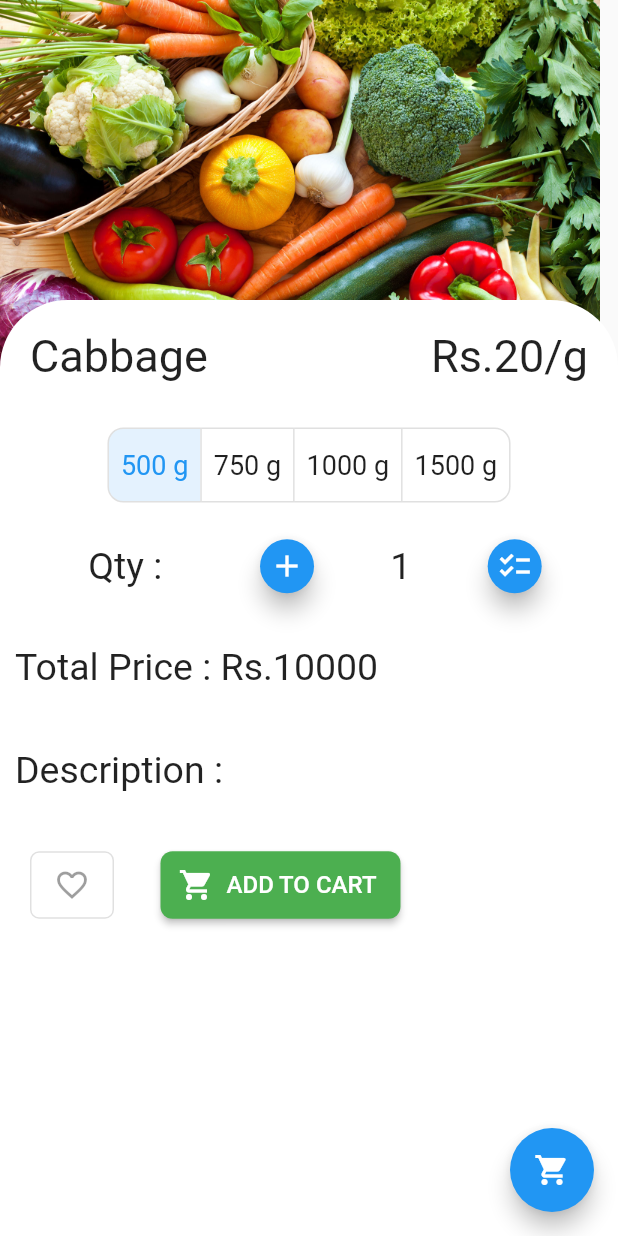
After one commit to Doffil/timepass_working, a Flutter app: the DetailsPage screen opened directly, on a phone screen of 412 x 824 dp. The commit adds this screen. Run offline on Flutter 3.47's test engine with Material 2 defaults, Android fonts, the phone set to English and light mode, and no system bars; drawn by our look-alikes of carousel_pro; our stand-ins replace firebase_auth, firebase_core, floating_bottom_navigation_bar, flutter_mobx, geolocator, mobx; missing offline and left inert: animated_splash, numeric_keyboard; accounts and stored records are empty; generated files the repository leaves out were written again; network calls fail; statements that could not run were skipped.

Commit message:
done with details page

```diff
--- /dev/null
+++ b/timepass/lib/pages/DetailsPage.dart
@@ -0,0 +1,305 @@
+import 'package:carousel_pro/carousel_pro.dart';
+import 'package:flutter/material.dart';
+import 'package:flutter/rendering.dart';
+
+class DetailsPage extends StatefulWidget {
+  @override
+  _DetailsPageState createState() => _DetailsPageState();
+}
+
+class _DetailsPageState extends State<DetailsPage> {
+  List<bool>isSelected = [true, false, false,false];
+
+  final heroTag = "assets/images/vegetables.jpeg";
+
+  @override
+  Widget build(BuildContext context) {
+    return Scaffold(
+//      backgroundColor: Color(0xFF7A9BEE),
+      body: Stack(
+        children: <Widget>[
+          Container(
+              height: MediaQuery
+                  .of(context)
+                  .size
+                  .height,
+              width: MediaQuery
+                  .of(context)
+                  .size
+                  .width,
+              color: Colors.transparent
+          ),
+          Positioned(
+            child:Hero(
+                  tag: heroTag,
+                  child: Container(
+                    height: 250.0,
+                    width: 400.0,
+                    child: Carousel(
+                      images: [
+                        AssetImage(heroTag),
+                        AssetImage("assets/images/shopping.jpeg"),
+                        AssetImage("assets/images/profileuser.png")
+                      ],
+                      showIndicator: false,
+                    ),
+                  )
+              )
+          ),
+          Positioned(
+            top: 200.0,
+            child: Container(
+              decoration: BoxDecoration(
+                  borderRadius: BorderRadius.only(
+                    topLeft: Radius.circular(45.0),
+                    topRight: Radius.circular(45.0),
+                  ),
+                  color: Colors.white),
+              height: MediaQuery
+                  .of(context)
+                  .size
+                  .height,
+              width: MediaQuery
+                  .of(context)
+                  .size
+                  .width,
+              child: Column(
+                mainAxisAlignment: MainAxisAlignment.start,
+                crossAxisAlignment: CrossAxisAlignment.start,
+                children: <Widget>[
+                  Padding(
+                    padding: const EdgeInsets.all(20.0),
+                    child: Row(
+                      crossAxisAlignment: CrossAxisAlignment.start,
+                      mainAxisAlignment: MainAxisAlignment.spaceBetween,
+                      children: <Widget>[
+                        Text(
+                          'Cabbage',
+                          style: TextStyle(
+                              fontSize: 30.0
+                          ),
+                        ),
+                        Text(
+                          'Rs.20/g',
+                          style: TextStyle(
+                              fontSize: 30.0
+                          ),
+                        ),
+
+                      ],
+
+                    ),
+                  ),
+                  SizedBox(height: 10,),
+                  _availableSize(),
+                  SizedBox(height: 20,),
+                  _quantity(),
+                  SizedBox(height: 20,),
+                  Padding(
+                    padding: const EdgeInsets.all(10.0),
+                    child: Text(
+                      'Total Price : Rs.$sum',
+                      style: TextStyle(
+                          fontSize: 25.0
+                      ),
+                    ),
+                  ),
+                  SizedBox(height: 20,),
+                  Padding(
+                    padding: const EdgeInsets.all(10.0),
+                    child: Text(
+                      'Description : ',
+                      style: TextStyle(
+                          fontSize: 25.0
+                      ),
+                    ),
+                  ),
+                  SizedBox(height: 20,),
+                  Row(
+                    mainAxisAlignment: MainAxisAlignment.start,
+                    children: <Widget>[
+                      Padding(
+                        padding: const EdgeInsets.only(right: 23.0,left: 20.0),
+                        child: ButtonTheme(
+                          minWidth:20.0,
+                          height: 45,
+                          child: OutlineButton(
+                            child: Icon(Icons.favorite_border),
+                            shape:RoundedRectangleBorder(
+                                borderRadius: BorderRadius.circular(6.0)
+                            ),
+                          ),
+                        ),
+                      ),
+                      Padding(
+                        padding: EdgeInsets.all(8.0),
+                        child:ButtonTheme(
+                          height: 45,
+                          child: RaisedButton.icon(
+                            onPressed: (){},
+                            shape: RoundedRectangleBorder(
+                                borderRadius: BorderRadius.circular(8.0)
+                            ),
+                            color: Colors.green,
+                            textColor: Colors.white,
+                            icon: Icon(Icons.shopping_cart),
+                            label: Text(
+                                'ADD TO CART',
+                              style: TextStyle(
+                                fontSize: 16
+                              ),
+                            ),
+                          ),
+                        ) ,
+                      ),
+                    ],
+                  )
+
+                ],
+              ),
+            ),
+          )
+        ],
+      ),
+      floatingActionButton:FloatingActionButton(
+        child: Icon(Icons.shopping_cart),
+      ),
+    );
+  }
+
+  var sum = 10000;
+  int _n=1;
+  var value1=500,value2=750,value3=1000,value4=1500;
+
+  Widget _quantity(){
+    return Row(
+      mainAxisAlignment: MainAxisAlignment.spaceEvenly,
+      children: <Widget>[
+        Padding(
+          padding: const EdgeInsets.all(8.0),
+          child: Text(
+              'Qty : ',
+            style: TextStyle(
+              fontSize: 25
+            ),
+          ),
+        ),
+        SizedBox(
+          height: 36,
+          width: 36,
+          child: FloatingActionButton(
+            heroTag: "btn1",
+            onPressed: add,
+            child: Icon(Icons.add),
+          ),
+        ),
+        Text(
+          '$_n',
+          style: TextStyle(
+            fontSize: 25
+          ),
+        ),
+        SizedBox(
+          height: 36,
+          width: 36,
+          child: FloatingActionButton(
+            heroTag: "btn2",
+            onPressed: minus,
+            child: Icon(
+              IconData(
+                  0xe15b, fontFamily: 'MaterialIcons'
+              ),
+                ),
+          ),
+        ),
+      ],
+    );
+  }
+
+  void add(){
+    setState(() {
+      _n++;
+      sum=sum+sum;
+    });
+  }
+  void minus() {
+    setState(() {
+      if (_n != 1)
+        _n--;
+    });
+  }
+
+  Widget _availableSize() {
+    return Center(
+      child: ToggleButtons(
+        borderRadius: BorderRadius.circular(10.0),
+          children: <Widget>[
+              Padding(
+                padding: const EdgeInsets.all(8.0),
+                child: Text(
+                  '$value1 g',
+                style:TextStyle(
+                  fontSize: 18.0
+                ),
+                ),
+              ),
+
+              Padding(
+                padding: const EdgeInsets.all(8.0),
+                child: Text(
+                    '$value2 g',
+                  style: TextStyle(
+                    fontSize: 18.0
+                  ),
+                ),
+              ),
+
+              Padding(
+                padding: const EdgeInsets.all(8.0),
+                child: Text(
+                    '$value3 g',
+                  style: TextStyle(
+                    fontSize: 18.0
+                  ),
+                ),
+              ),
+
+             Padding(
+               padding: const EdgeInsets.all(8.0),
+               child: Text(
+                   '$value4 g',
+                  style: TextStyle(
+                    fontSize: 18.0
+                  ),
+               ),
+             ),
+          ],
+          isSelected: isSelected,
+          onPressed: (int index) {
+            setState(() {
+              for (int buttonIndex = 0; buttonIndex < isSelected.length; buttonIndex++) {
+                if (buttonIndex == index) {
+                  isSelected[buttonIndex] = true;
+                  if(index==0){
+                    sum=20*value1*_n;
+                  }
+                  if(index==1){
+                    sum=20*value2*_n;
+                  }
+                  if(index==2){
+                    sum=20*value3*_n;
+                  }
+                  if(index==3){
+                    sum=20*value4*_n;
+                  }
+                } else {
+                  isSelected[buttonIndex] = false;
+                }
+              }
+            });
+          }
+      ),
+    );
+  }
+
+}
--- a/timepass/pubspec.yaml
+++ b/timepass/pubspec.yaml
@@ -24,9 +24,8 @@ dependencies:
   flutter:
     sdk: flutter
 
-  # The following adds the Cupertino Icons font to your application.
-  # Use with the CupertinoIcons class for iOS style icons.
   cupertino_icons: ^0.1.3
+  carousel_pro: ^1.0.0
   firebase_core: ^0.4.5
   firebase_auth: ^0.16.1
   floating_bottom_navigation_bar: ^1.3.0
@@ -36,6 +35,7 @@ dependencies:
   flutter_mobx: ^1.1.0+1
   provider: ^4.1.3
   numeric_keyboard: ^1.0.0
+
 dev_dependencies:
   flutter_test:
     sdk: flutter
@@ -58,6 +58,7 @@ flutter:
      - assets/images/shopping.jpeg
      - assets/images/login.png
      - assets/data.json
+     - assets/images/vegetables.jpeg
 
   # An image asset can refer to one or more resolution-specific "variants", see
   # https://flutter.dev/assets-and-images/#resolution-aware.
```
Also changed, not shown: timepass/lib/pages/SubProduct.dart (+7 -1 lines), timepass/lib/themes/light_color.dart (added, +25 -0 lines), timepass/lib/themes/theme.dart (added, +45 -0 lines), timepass/lib/widgets/extentions.dart (added, +25 -0 lines), timepass/lib/widgets/title_text.dart (added, +23 -0 lines), timepass/assets/images/vegetables.jpeg (added), timepass/pubspec.lock.
